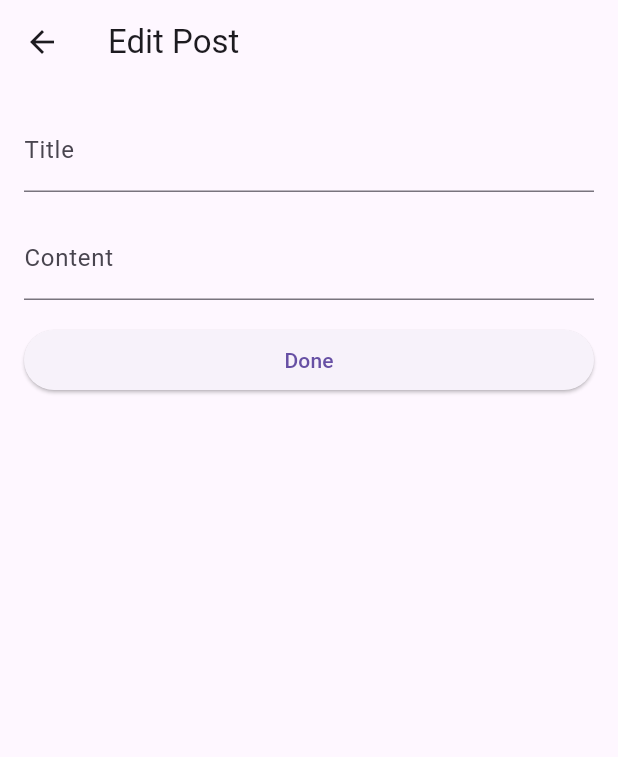
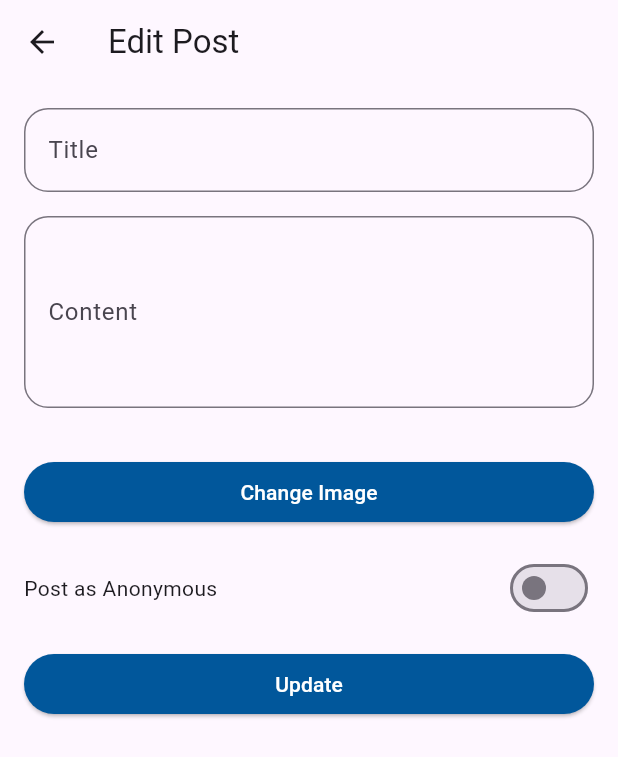
Before and after one commit to kareemezzat25/mentalhealth, a Flutter app: the PostEdit screen opened directly with empty values, on a phone screen of 412 x 824 dp. Shown: the top 757 px of the screen. Run offline on Flutter 3.47's test engine with Material 3 defaults, Android fonts, the phone set to English and light mode, and no system bars; our stand-ins replace animated_splash_screen, auto_size_text, google_sign_in, image_picker, shared_preferences, webview_flutter; accounts and stored records are empty; network calls fail.

Commit message:
update post

```diff
--- a/lib/views/posts/PostComment.dart
+++ b/lib/views/posts/PostComment.dart
@@ -48,8 +48,9 @@ class _PostCommentState extends State<PostComment> {
   @override
   Widget build(BuildContext context) {
     return Scaffold(
-      backgroundColor: Color(0xffDCDCDC),
       appBar: AppBar(
+        backgroundColor: Colors.transparent,
+        elevation: 0,
         title: Text('Post and Comments'),
       ),
       body: SingleChildScrollView(
--- a/lib/views/posts/PostEdit.dart
+++ b/lib/views/posts/PostEdit.dart
@@ -1,16 +1,22 @@
 import 'package:flutter/material.dart';
+import 'package:image_picker/image_picker.dart';
 import 'package:mentalhealthh/services/postsApi.dart';
 import 'package:mentalhealthh/widgets/ForbidenDialog.dart';
+import 'dart:io';
 
 class PostEdit extends StatefulWidget {
   final int postId;
   final String oldTitle;
   final String oldContent;
+  final String? oldImageUrl;
+  final bool isAnonymous;
 
   PostEdit({
     required this.postId,
     required this.oldTitle,
     required this.oldContent,
+    this.oldImageUrl,
+    required this.isAnonymous,
   });
 
   @override
@@ -20,6 +26,8 @@ class PostEdit extends StatefulWidget {
 class _PostEditState extends State<PostEdit> {
   TextEditingController titleController = TextEditingController();
   TextEditingController contentController = TextEditingController();
+  File? _image;
+  bool _isAnonymous = false;
 
   @override
   void initState() {
@@ -28,39 +36,92 @@ class _PostEditState extends State<PostEdit> {
     // Initialize text fields with old title and content
     titleController.text = widget.oldTitle;
     contentController.text = widget.oldContent;
+    _isAnonymous = widget.isAnonymous;
+  }
+
+  Future<void> _pickImage() async {
+    final pickedFile = await ImagePicker().pickImage(source: ImageSource.gallery);
+    if (pickedFile != null) {
+      setState(() {
+        _image = File(pickedFile.path);
+      });
+    }
   }
 
   @override
   Widget build(BuildContext context) {
-    // Implement UI for editing title and content
     return Scaffold(
       appBar: AppBar(
         title: Text('Edit Post'),
       ),
-      body: Padding(
+      body: SingleChildScrollView(
         padding: const EdgeInsets.all(16.0),
         child: Column(
           crossAxisAlignment: CrossAxisAlignment.stretch,
           children: [
             TextField(
               controller: titleController,
-              decoration: InputDecoration(labelText: 'Title'),
+              decoration: InputDecoration(
+                labelText: 'Title',
+                border: OutlineInputBorder(
+                  borderRadius: BorderRadius.circular(16),
+                ),
+              ),
             ),
             SizedBox(height: 16),
             TextField(
               controller: contentController,
-              decoration: InputDecoration(labelText: 'Content'),
-              maxLines: null,
+              decoration: InputDecoration(
+                labelText: 'Content',
+                border: OutlineInputBorder(
+                  borderRadius: BorderRadius.circular(16),
+                ),
+              ),
+              maxLines: 4, // Allow multiple lines for content
+            ),
+            SizedBox(height: 16),
+            if (_image != null)
+              Image.file(_image!)
+            else if (widget.oldImageUrl != null)
+              Image.network(widget.oldImageUrl!),
+            SizedBox(height: 16),
+            ElevatedButton(
+              style: ElevatedButton.styleFrom(
+                primary: Color(0xff01579B),
+                onPrimary: Colors.white,
+              ),
+              onPressed: _pickImage,
+              child: Text('Change Image'),
+            ),
+            SizedBox(height: 16),
+            Row(
+              mainAxisAlignment: MainAxisAlignment.spaceBetween,
+              children: [
+                Text('Post as Anonymous'),
+                Switch(
+                  value: _isAnonymous,
+                  onChanged: (value) {
+                    setState(() {
+                      _isAnonymous = value;
+                    });
+                  },
+                ),
+              ],
             ),
             SizedBox(height: 16),
             ElevatedButton(
+              style: ElevatedButton.styleFrom(
+                primary: Color(0xff01579B),
+                onPrimary: Colors.white,
+              ),
               onPressed: () async {
-                // Implement the logic to update the post on the server
                 try {
                   final response = await PostsApi.editPost(
                     widget.postId,
                     titleController.text,
                     contentController.text,
+                    image: _image,
+                    isAnonymous: _isAnonymous,
                   );
                   if (response['title'] == 'Forbidden') {
                     await showForbiddenDialog(context);
@@ -68,7 +129,9 @@ class _PostEditState extends State<PostEdit> {
                     // Pass 'refresh' as the result to indicate that the post is edited
                     Navigator.pop(context, {
                       'title': titleController.text,
-                      'content': contentController.text
+                      'content': contentController.text,
+                      'imageUrl': response['imageUrl'],
+                      'isAnonymous': _isAnonymous,
                     });
                   }
                 } catch (error) {
@@ -76,7 +139,7 @@ class _PostEditState extends State<PostEdit> {
                   print('Error editing post: $error');
                 }
               },
-              child: Text('Done'),
+              child: Text('Update'),
             ),
           ],
         ),
```
Also changed, not shown: lib/services/postsApi.dart (+19 -17 lines), lib/views/posts/comment_section.dart (+46 -90 lines), lib/views/posts/post_details.dart (+15 -24 lines), lib/widgets/Iconpost.dart (deleted, +0 -31 lines), lib/widgets/comment.dart (deleted, +0 -29 lines).
